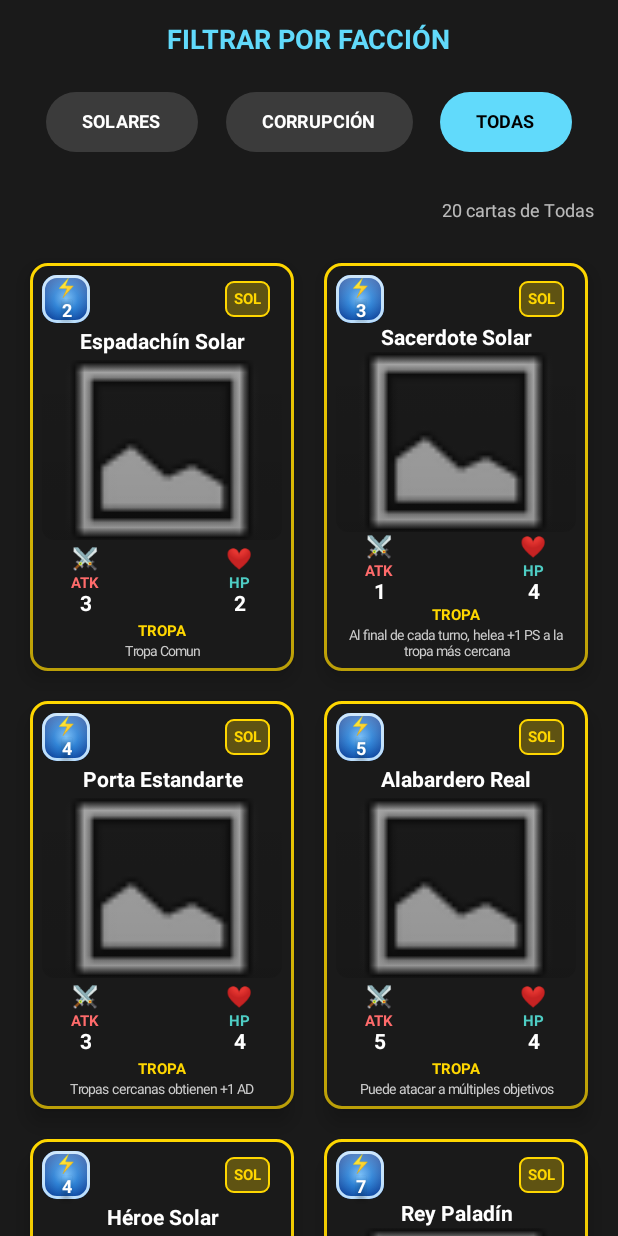
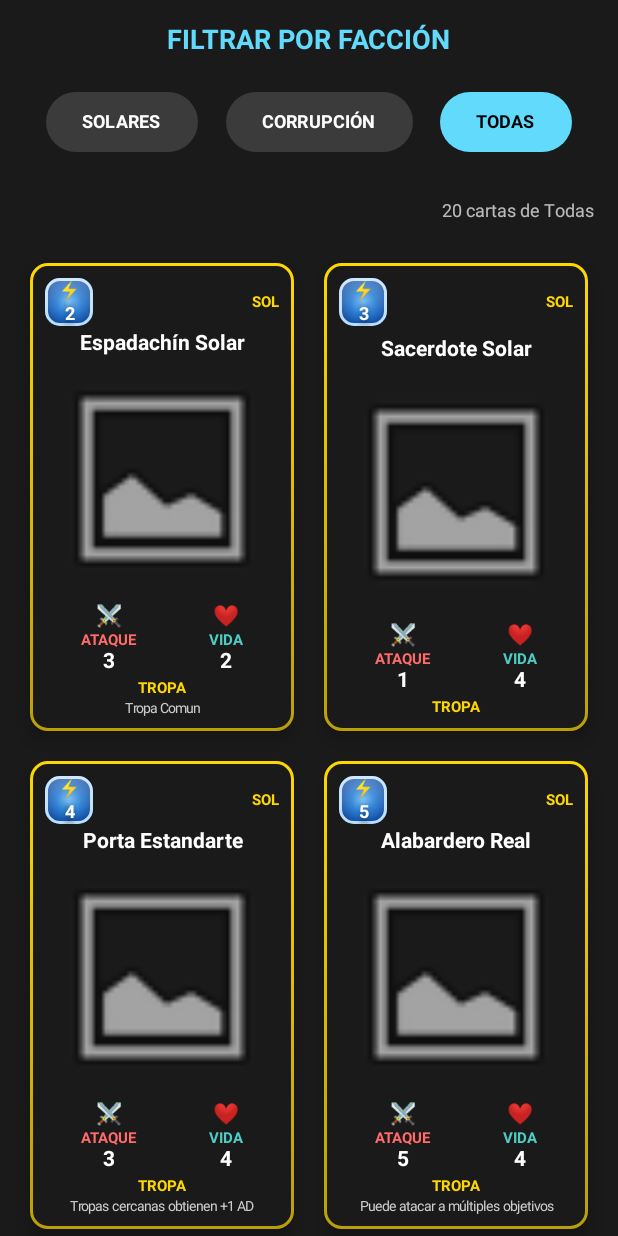
Before and after one commit to Jiancardeus/Realms-in-Discord-AppsMoviles, an Android app built with Jetpack Compose: the CardLibraryScreen screen opened through its navigation route, on a phone screen of 412 x 824 dp. Run offline under Robolectric (Android 15) with nearby library versions, the phone set to English and light mode, and no system bars; our stand-ins replace Dagger/Hilt's generated code, Room's generated code.

Commit message:
Correciones en datos de las cartas
Se corrigieron datos incorrectos

```diff
--- a/app/src/main/java/com/example/realmsindiscord/data/local/CardData.kt
+++ b/app/src/main/java/com/example/realmsindiscord/data/local/CardData.kt
@@ -48,8 +48,8 @@ fun getInitialCards(context: Context): List<Card> {
         Card(
             id = "CS005",
             name = "Héroe Solar",
-            cost = 4, attack = 4, health = 5,
-            type = "Tropa",
+            cost = 4, attack = 4, health = 40,
+            type = "Líder",
             faction = "Caballeros Solares",
             description = "Unidad de ataque balanceada.",
             imageResId = R.drawable.heroe_solar
--- a/app/src/main/java/com/example/realmsindiscord/ui/common/CardItem.kt
+++ b/app/src/main/java/com/example/realmsindiscord/ui/common/CardItem.kt
@@ -43,7 +43,7 @@ fun CardItem(card: Card) {
     Card(
         modifier = Modifier
             .fillMaxWidth()
-            .height(280.dp)
+            .height(320.dp) // ← Más altura
             .padding(4.dp)
             .border(
                 width = 2.dp,
@@ -59,44 +59,26 @@ fun CardItem(card: Card) {
         Column(
             modifier = Modifier
                 .fillMaxSize()
-                .padding(8.dp),
+                .padding(10.dp),
             verticalArrangement = Arrangement.SpaceBetween
         ) {
-            // Header: Costo y Facción
+            // Header muy compacto
             Row(
                 modifier = Modifier.fillMaxWidth(),
                 horizontalArrangement = Arrangement.SpaceBetween,
                 verticalAlignment = Alignment.CenterVertically
             ) {
-                // BADGE DE COSTO MEJORADO - RAYO AZUL
                 CostBadge(cost = card.cost)
 
-                // Badge de Facción
-                Box(
-                    modifier = Modifier
-                        .height(24.dp)
-                        .padding(horizontal = 8.dp)
-                        .background(
-                            color = factionColor.copy(alpha = 0.3f),
-                            shape = RoundedCornerShape(6.dp)
-                        )
-                        .border(
-                            width = 1.dp,
-                            color = factionColor,
-                            shape = RoundedCornerShape(6.dp)
-                        ),
-                    contentAlignment = Alignment.Center
-                ) {
                 Text(
                     text = getFactionAbbreviation(card.faction ?: "Neutral"),
                     color = factionColor,
                     fontWeight = FontWeight.Bold,
-                        fontSize = 10.sp,
-                        modifier = Modifier.padding(horizontal = 6.dp)
+                    fontSize = 10.sp
                 )
             }
-            }
 
+            // Nombre compacto
             Text(
                 text = card.name,
                 color = Color.White,
@@ -105,83 +87,67 @@ fun CardItem(card: Card) {
                 maxLines = 2,
                 overflow = TextOverflow.Ellipsis,
                 textAlign = TextAlign.Center,
-                modifier = Modifier
-                    .fillMaxWidth()
-                    .padding(horizontal = 4.dp)
+                modifier = Modifier.fillMaxWidth()
             )
 
-            // Imagen de la Carta
+            // IMAGEN MUY DESTACADA
             Box(
                 modifier = Modifier
                     .fillMaxWidth()
-                    .height(120.dp)
-                    .clip(RoundedCornerShape(8.dp))
+                    .height(160.dp) // ← Mucha más altura
+                    .clip(RoundedCornerShape(10.dp)),
+                contentAlignment = Alignment.Center
             ) {
                 androidx.compose.foundation.Image(
                     painter = painterResource(id = card.imageResId),
                     contentDescription = card.name,
                     modifier = Modifier.fillMaxSize(),
-                    contentScale = ContentScale.Crop
-                )
-
-                // Overlay para mejorar legibilidad del texto
-                Box(
-                    modifier = Modifier
-                        .fillMaxSize()
-                        .background(
-                            brush = Brush.verticalGradient(
-                                colors = listOf(
-                                    Color.Transparent,
-                                    Color.Black.copy(alpha = 0.1f)
-                                )
-                            )
-                        )
+                    contentScale = ContentScale.Fit // ← Imagen completa sin recortar
                 )
             }
 
-            // Stats: Ataque y Salud
+            // Stats y tipo en sección inferior compacta
+            Column(
+                modifier = Modifier.fillMaxWidth(),
+                horizontalAlignment = Alignment.CenterHorizontally
+            ) {
+                // Stats
                 Row(
                     modifier = Modifier.fillMaxWidth(),
                     horizontalArrangement = Arrangement.SpaceAround,
                     verticalAlignment = Alignment.CenterVertically
                 ) {
                     StatBadge(
-                    label = "ATK",
+                        label = "ATAQUE",
                         value = card.attack,
-                    color = Color(0xFFFF6B6B), // Rojo
+                        color = Color(0xFFFF6B6B),
                         icon = "⚔️"
                     )
 
-                Spacer(modifier = Modifier.width(8.dp))
-
                     StatBadge(
-                    label = "HP",
+                        label = "VIDA",
                         value = card.health,
-                    color = Color(0xFF4ECDC4), // Verde
+                        color = Color(0xFF4ECDC4),
                         icon = "❤️"
                     )
                 }
 
-            // Tipo y Descripción
-            Column(
-                modifier = Modifier
-                    .fillMaxWidth()
-                    .padding(horizontal = 4.dp)
-            ) {
+                // Tipo
                 Text(
                     text = card.type.uppercase(),
                     color = factionColor,
                     fontSize = 10.sp,
                     fontWeight = FontWeight.Bold,
-                    modifier = Modifier.align(Alignment.CenterHorizontally)
+                    modifier = Modifier.padding(top = 4.dp)
                 )
 
-                if (card.description.isNotBlank()) {
+                // Descripción (solo si cabe)
+                if (card.description.isNotBlank() && card.description.length < 50) {
                     Text(
                         text = card.description,
                         color = Color.LightGray,
                         fontSize = 9.sp,
-                        maxLines = 2,
+                        maxLines = 1,
                         overflow = TextOverflow.Ellipsis,
                         textAlign = TextAlign.Center,
                         modifier = Modifier
```
Lines whose indentation alone changed are shown as unchanged.
